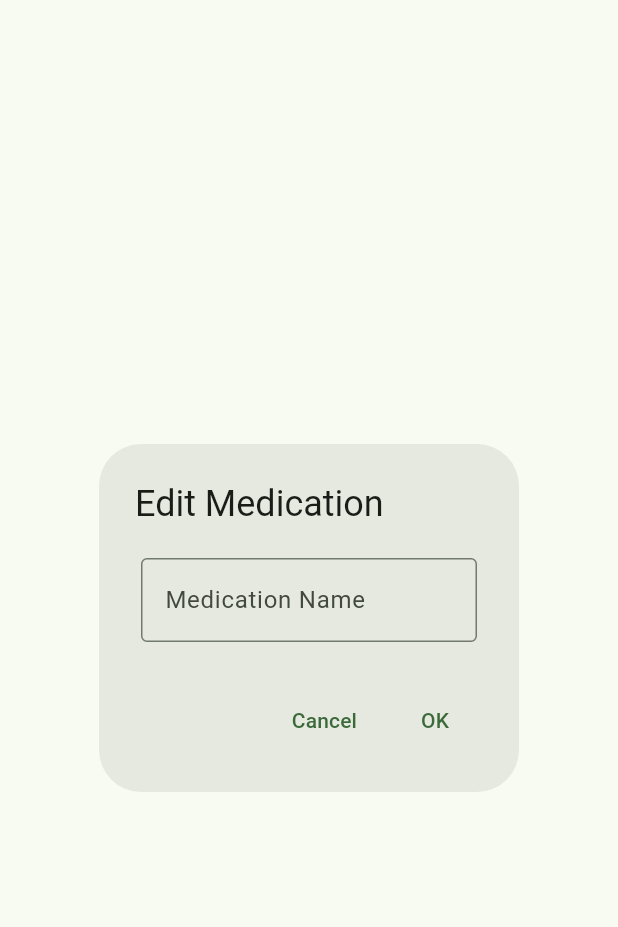
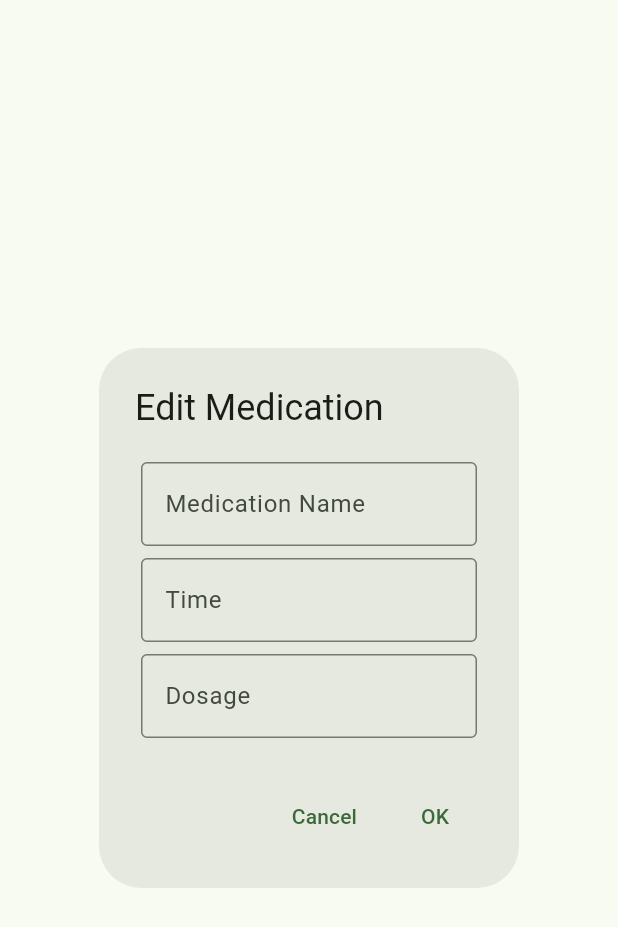
Before and after one commit to Frost1026/GreenSHeart-Test-App, a Flutter app: the EditMedicationForm widget shown alone on an empty page, opened directly with empty values, on a phone screen of 412 x 824 dp. Shown: the top 927 px of the screen. Run offline on Flutter 3.47's test engine with Material 3 defaults, Android fonts, the phone set to English and light mode, and no system bars.

Commit message:
implementation done
able to edit existing medication

```diff
--- a/lib/ui/medication/edit.dart
+++ b/lib/ui/medication/edit.dart
@@ -1,4 +1,5 @@
 import 'package:flutter/material.dart';
+import 'package:greensheart_test/backend/medication/manager.dart';
 import 'package:greensheart_test/backend/medication/medication.dart';
 
 class EditMedicationForm extends StatefulWidget {
@@ -14,6 +15,39 @@ class EditMedicationForm extends StatefulWidget {
 }
 
 class _EditMedicationFormState extends State<EditMedicationForm> {
+    final TextEditingController _nameController = TextEditingController();
+    final TextEditingController _timeController = TextEditingController();
+    final TextEditingController _dosageController = TextEditingController();
+
+    // initialization call after the widget has been allocated memory
+    @override
+    void initState() {
+        super.initState();
+        _nameController.text = widget.medication.name;
+        _timeController.text = widget.medication.time;
+        _dosageController.text = widget.medication.dosage;
+    }
+
+    @override
+    void dispose() {
+        _nameController.dispose();
+        _timeController.dispose();
+        _dosageController.dispose();
+        super.dispose();
+    }
+
+    // ================================
+    // Functional Methods
+    // ================================
+    void _updateMedication() {
+        MedicationManager().updateMedication(
+            widget.medication.id,
+            _nameController.text,
+            _timeController.text,
+            _dosageController.text
+        );
+    }
+
     @override
     Widget build(BuildContext context) {
         return AlertDialog(
@@ -25,26 +59,70 @@ class _EditMedicationFormState extends State<EditMedicationForm> {
                         Padding(
                             padding: const EdgeInsets.all(4.0),
                             child: TextField(
-                                controller: TextEditingController(text: widget.medication.name),
+                                controller: _nameController,
                                 decoration: const InputDecoration(
                                     border: OutlineInputBorder(),
                                     labelText: 'Medication Name',
                                 ),
+                                textInputAction: TextInputAction.next,
+                                onSubmitted: (_) {
+                                    _updateMedication();
+                                    Navigator.pop(context, 'OK');
+                                },
                             ),
+                        ),
+                        Padding(
+                            padding: const EdgeInsets.all(4.0),
+                            child: TextField(
+                                controller: _timeController,
+                                decoration: const InputDecoration(
+                                    border: OutlineInputBorder(),
+                                    labelText: 'Time',
+                                ),
+                                textInputAction: TextInputAction.next,
+                                onSubmitted: (_) {
+                                    _updateMedication();
+                                    Navigator.pop(context, 'OK');
+                                },
+                            ),
+                        ),
+                        Padding(
+                            padding: const EdgeInsets.all(4.0),
+                            child: TextField(
+                                controller: _dosageController,
+                                decoration: const InputDecoration(
+                                    border: OutlineInputBorder(),
+                                    labelText: 'Dosage',
+                                ),
+                                textInputAction: TextInputAction.done,
+                                onSubmitted: (_) {
+                                    _updateMedication();
+                                    Navigator.pop(context, 'OK');
+                                },
+                            )
                         ),
                     ],
                 ),
             ),
             actions: <Widget>[
                 TextButton(
+                    // Return to the previous screen and pass 'Cancel' as the result
                     onPressed: () => Navigator.pop(context, 'Cancel'),
                     child: const Text('Cancel')
                 ),
                 TextButton(
-                    onPressed: () => Navigator.pop(context, 'OK'),
+                    // Return to the previous screen and pass 'OK' as the result
+                    onPressed: () {
+                        _updateMedication();
+                        Navigator.pop(context, 'OK');
+                    },
                     child: const Text('OK')
                 ),
             ],
         );
     }
+
+    // ================================
+    // Getters and setters
+    // ================================
 }
```
